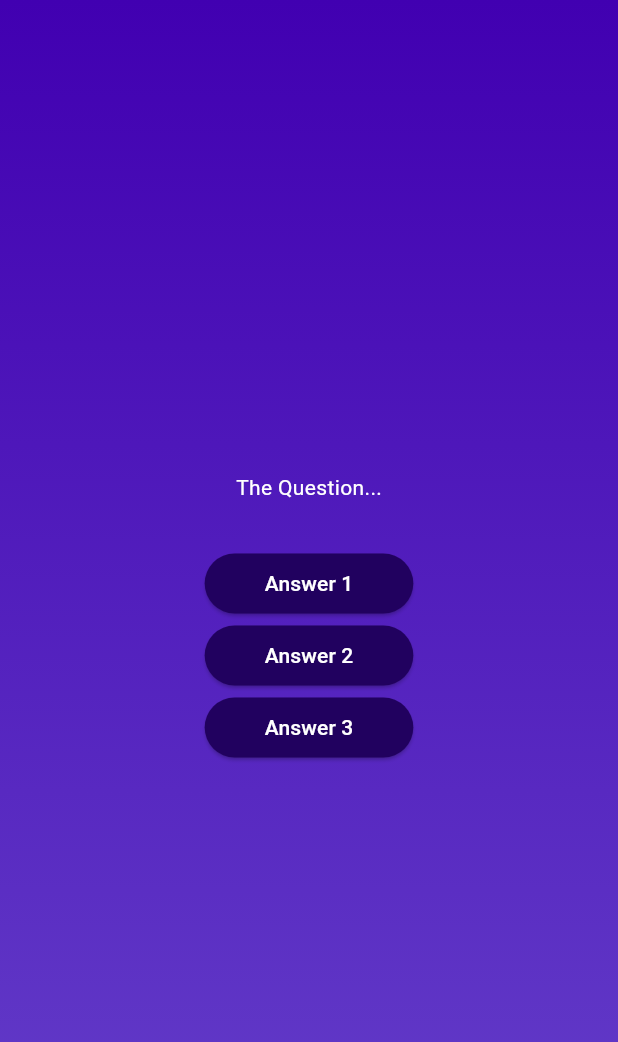
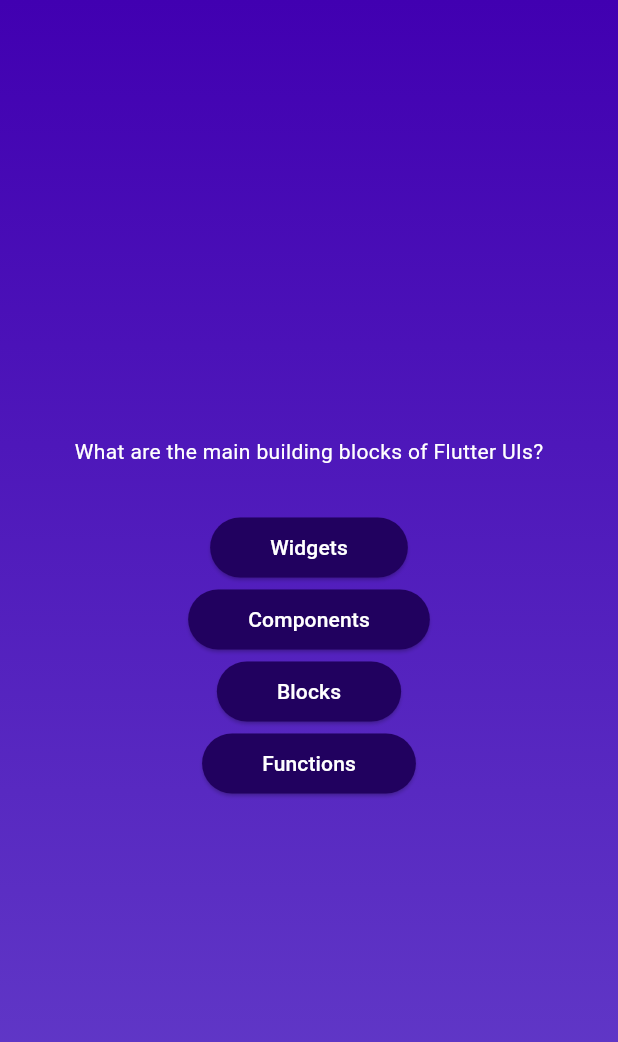
Before and after one commit to H4hmad/Flutter2, a Flutter app: the screen it shows after launch, after a tap on "Start Quiz", on a phone screen of 412 x 824 dp. Shown: the top 1042 px of the screen. Run offline on Flutter 3.47's test engine with Material 3 defaults, Android fonts, the phone set to English and light mode, and no system bars.

Commit message:
Accessing the List Elements - Object Properties

```diff
--- a/adv_basics/lib/questions_screen.dart
+++ b/adv_basics/lib/questions_screen.dart
@@ -1,6 +1,7 @@
 import 'package:flutter/material.dart';
 
 import 'package:adv_basics/answer_button.dart';
+import 'package:adv_basics/data/questions.dart';
 
 class QuestionsScreen extends StatefulWidget {
   const QuestionsScreen({super.key});
@@ -13,26 +14,31 @@ class QuestionsScreen extends StatefulWidget {
 class _QuestionsScreenState extends State<QuestionsScreen> {
   @override
   Widget build(context) {
+    final currentQuestion = questions[0];
     return SizedBox(
       width: double.infinity,
       child: Column(
         mainAxisAlignment: MainAxisAlignment.center,
         children: [
-          const Text(
-            'The Question...',
-            style: TextStyle(color: Colors.white),
+          Text(
+            currentQuestion.text,
+            style: const TextStyle(color: Colors.white),
           ),
           const SizedBox(height: 30),
           AnswerButton(
-            answerText: 'Answer 1',
+            answerText: currentQuestion.answers[0],
             onTap: () {},
           ),
           AnswerButton(
-            answerText: 'Answer 2',
+            answerText: currentQuestion.answers[1],
             onTap: () {},
           ),
           AnswerButton(
-            answerText: 'Answer 3',
+            answerText: currentQuestion.answers[2],
+            onTap: () {},
+          ),
+          AnswerButton(
+            answerText: currentQuestion.answers[3],
             onTap: () {},
           ),
         ],
```
